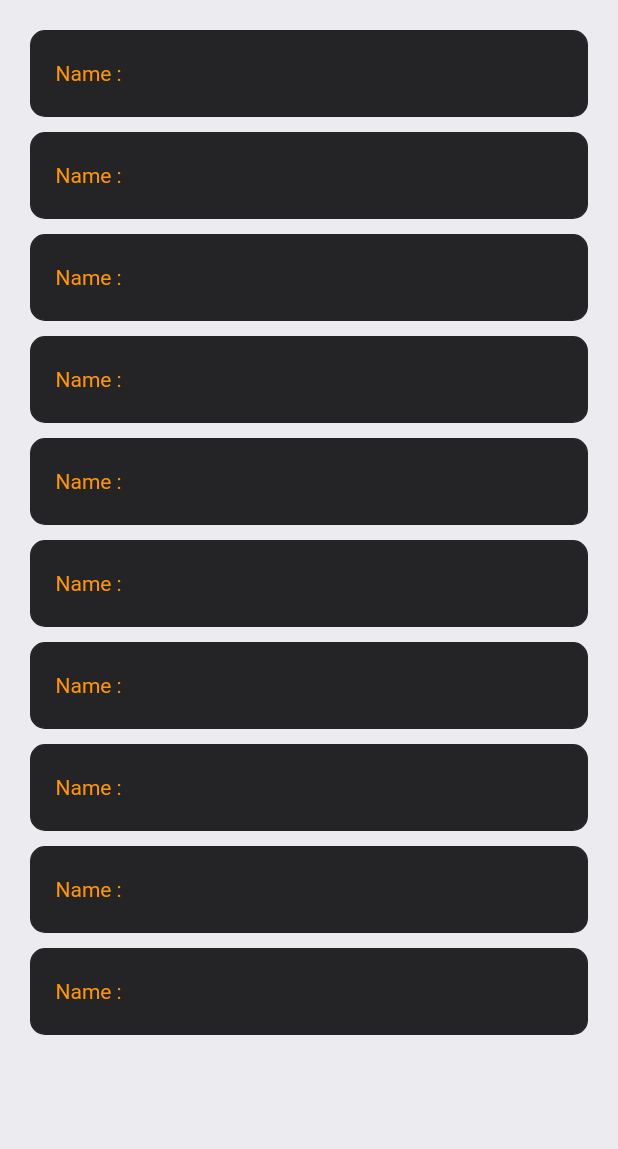
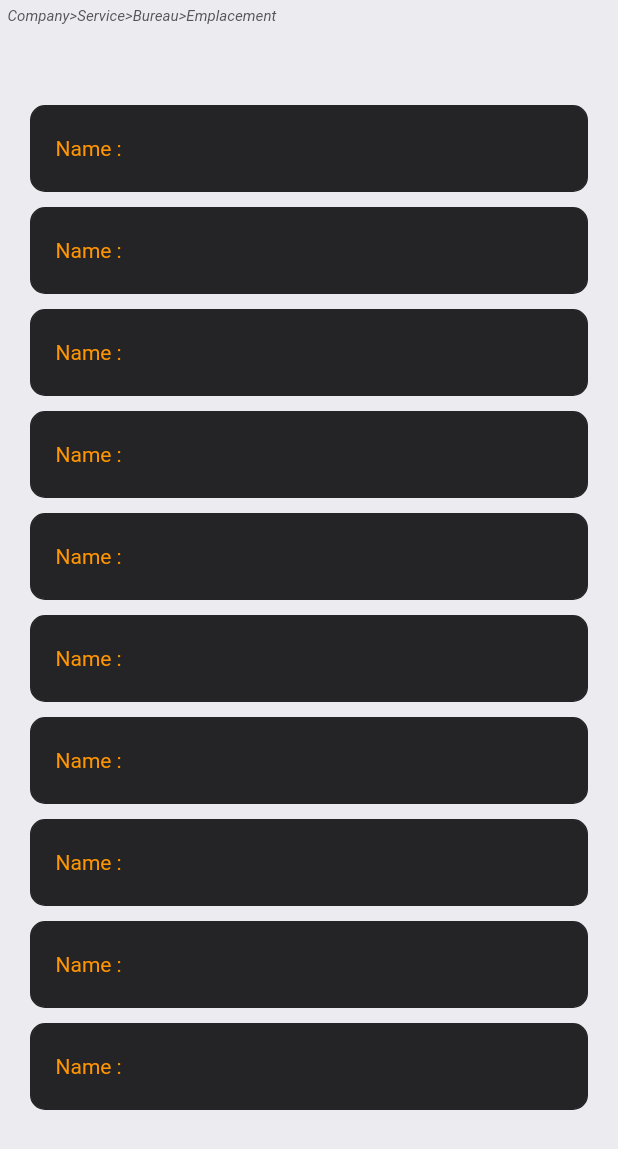
Before and after one commit to EngrTAHAR-Noureddine/scanApp, a Flutter app: the OnGoingLists screen opened by its route, on a phone screen of 412 x 824 dp. Shown: the top 1149 px of the screen. Run offline on Flutter 3.47's test engine with Material 2 defaults, Android fonts, the phone set to English and light mode, and no system bars; our stand-ins replace flutter_slidable.

Commit message:
"add some  UI"

```diff
--- a/lib/view_models/providers/home.dart
+++ b/lib/view_models/providers/home.dart
@@ -2,6 +2,7 @@ import 'package:flutter/material.dart';
 import 'package:scanapp/models/variables_define/colors.dart';
 import 'package:scanapp/views/import_new_file.dart';
 import 'package:scanapp/views/inventories_list.dart';
+import 'package:scanapp/views/list_of_items.dart';
 import 'package:scanapp/views/onGoingList.dart';
 
 class HomeProvider extends ChangeNotifier{
@@ -39,7 +40,7 @@ class HomeProvider extends ChangeNotifier{
 
   Widget changeSelecterActivity(int num){
     // put numselected
-    List<dynamic> listWidgets = [InventoryList(),ImportNewerFile(),OnGoingLists()];
+    List<dynamic> listWidgets = [InventoryList(),ImportNewerFile(),OnGoingLists(),ListItems()];
     return listWidgets[num];
   }
 
--- a/lib/views/inventories_list.dart
+++ b/lib/views/inventories_list.dart
@@ -20,7 +20,9 @@ class InventoryList extends StatelessWidget {
             body: Container(
               height: MediaQuery.of(context).size.height,
               width: MediaQuery.of(context).size.width,
-              padding: EdgeInsets.only(top: 10, left: 10, right: 10, bottom: 10),
+
+              child: Container(
+                padding: EdgeInsets.only(top:0, left: 10, right: 10, bottom: 10),
                 child: ListView.builder(
 
                     scrollDirection: Axis.vertical,
@@ -218,6 +220,7 @@ class InventoryList extends StatelessWidget {
                       );
                     }),
               ),
+            ),
           );
 
         });
--- a/lib/views/onGoingList.dart
+++ b/lib/views/onGoingList.dart
@@ -5,7 +5,7 @@ import 'package:scanapp/view_models/providers/onGoing_list.dart';
 
 class OnGoingLists extends StatelessWidget {
 
-  bool isPortrait = false;
+
   @override
   Widget build(BuildContext context) {
     return  Consumer<OnGoingListProvider>(
@@ -16,6 +16,31 @@ class OnGoingLists extends StatelessWidget {
             body: Container(
               height: MediaQuery.of(context).size.height,
               width: MediaQuery.of(context).size.width,
+
+              child: Column(
+               children:[
+                 Container(
+                   height: 50,
+                   color: ColorsOf().backGround(),
+                   child:Container(
+                     alignment: Alignment.topLeft,
+                     padding: EdgeInsets.only(top:5),
+                     child: Row(
+                       children: [
+                         Expanded(
+                           flex: 1,
+                           child: Padding(
+                             padding:EdgeInsets.only(left: 5,right: 5),
+                             child: Text("Company>Service>Bureau>Emplacement" , style: TextStyle(color : ColorsOf().importField() ,fontSize: 10 ,fontWeight: FontWeight.normal , fontStyle:FontStyle.italic),),
+                           ),
+                         ),
+
+                       ],
+                     ),
+                   ),
+                 ),
+                 Expanded(
+                      child: Container(
                         padding: EdgeInsets.only(top: 10, left: 10, right: 10, bottom: 10),
                       child: ListView.builder(
 
@@ -41,6 +66,10 @@ class OnGoingLists extends StatelessWidget {
                             );
                           }),
                     ),
+              ),
+          ]
+              ),
+            ),
           );
 
         });
```
Lines whose indentation alone changed are shown as unchanged.
